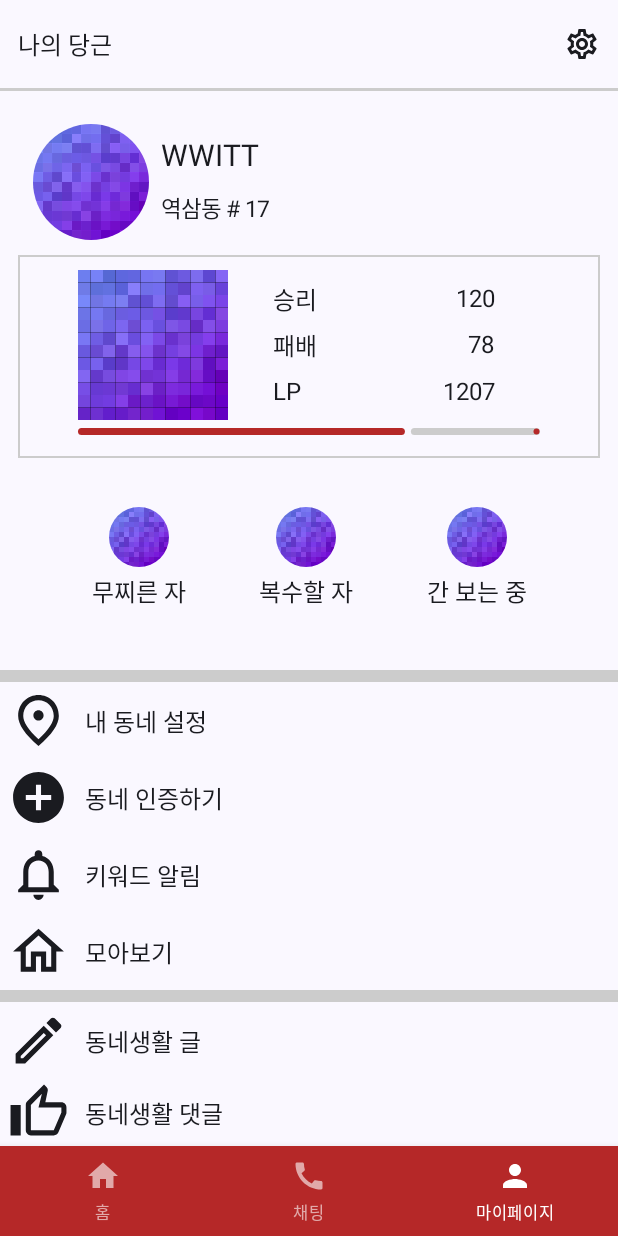
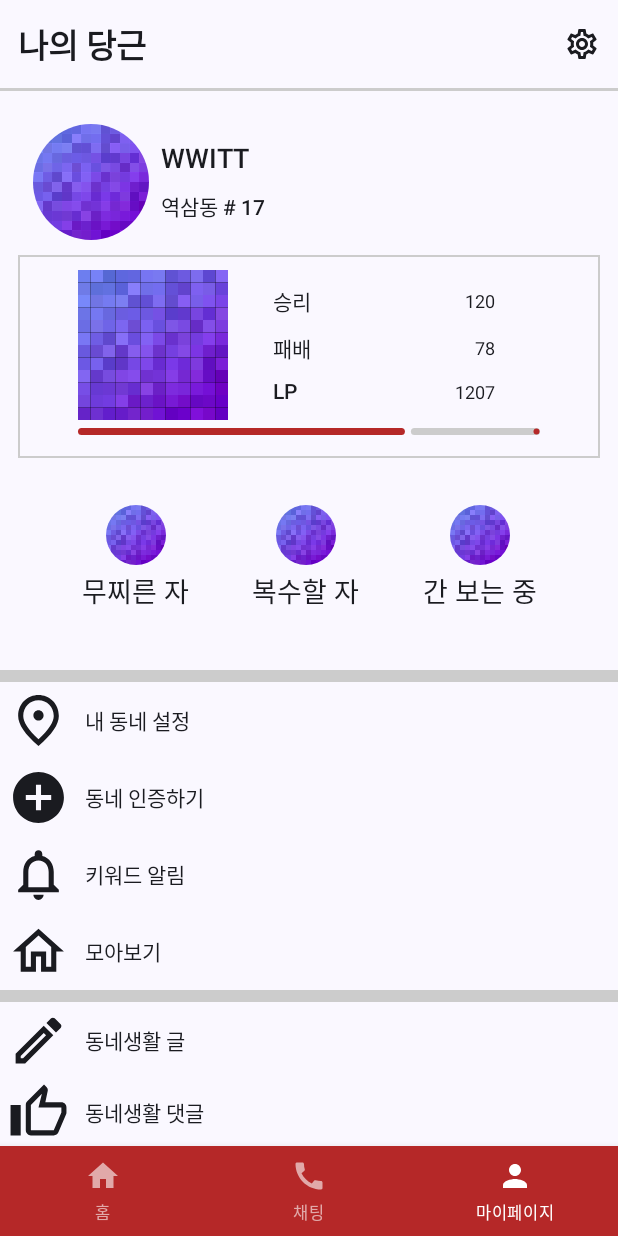
Before and after one commit to kyleidea1/AreYouHOT, an Android app built with Jetpack Compose: the MyPageActivity screen opened through its navigation route, on a phone screen of 412 x 824 dp. Run offline under Robolectric (Android 15) with nearby library versions, the phone set to English and light mode, and no system bars.

Commit message:
🛠️ font 사이즈 통합 사용

```diff
--- a/app/src/main/java/com/example/areyouhot/MyPageActivity.kt
+++ b/app/src/main/java/com/example/areyouhot/MyPageActivity.kt
@@ -38,6 +38,7 @@ import androidx.compose.ui.unit.sp
 import com.example.areyouhot.view.theme.Divider
 import com.example.areyouhot.view.theme.MainRed
 import com.example.areyouhot.view.theme.TopBar
+import com.example.areyouhot.view.theme.Typography
 
 @Composable
 fun MyPageActivity() {
@@ -122,9 +123,9 @@ private fun Profile(userImage: Int, userName: String, userInfo: String) {
             horizontalAlignment = Alignment.Start,
             verticalArrangement = Arrangement.Center
         ) {
-            Text(userName, modifier = Modifier.fillMaxWidth(), fontSize = 20.sp)
+            Text(userName, modifier = Modifier.fillMaxWidth(), style = Typography.titleMedium)
             Spacer(modifier = Modifier.padding(5.dp))
-            Text(userInfo, modifier = Modifier.fillMaxWidth(), fontSize = 15.sp)
+            Text(userInfo, modifier = Modifier.fillMaxWidth(), style = Typography.titleSmall)
         }
     }
 }
@@ -136,9 +137,9 @@ private fun TierItemValue(listName: String, listValue: Int) {
         verticalAlignment = Alignment.CenterVertically,
         horizontalArrangement = Arrangement.SpaceBetween
     ) {
-        Text(text = listName)
+        Text(text = listName, style = Typography.titleSmall)
         Spacer(modifier = Modifier.padding(2.dp))
-        Text(text = listValue.toString())
+        Text(text = listValue.toString(), style = Typography.bodySmall)
     }
 }
 
@@ -158,7 +159,7 @@ private fun NavigationIconColumn(text: String, drawable: Int) {
                 modifier = Modifier.fillMaxSize()
             )
         }
-        Text(text)
+        Text(text, style = Typography.titleMedium)
     }
 }
 
@@ -177,7 +178,7 @@ private fun NavigateIconRow(text: String, icon: ImageVector) {
                 .aspectRatio(1f)
                 .padding(5.dp)
         )
-        Text(text, modifier = Modifier.padding(5.dp))
+        Text(text, modifier = Modifier.padding(5.dp), style = Typography.titleSmall)
     }
 }
 
--- a/app/src/main/java/com/example/areyouhot/view/theme/Module.kt
+++ b/app/src/main/java/com/example/areyouhot/view/theme/Module.kt
@@ -76,7 +76,7 @@ fun TopBar(title: String, icon: ImageVector? = null) {
         verticalAlignment = Alignment.CenterVertically,
         horizontalArrangement = Arrangement.SpaceBetween
     ) {
-        Text(title)
+        Text(title, style = Typography.titleLarge)
         if (icon != null) {
             Icon(imageVector = icon, contentDescription = icon.name)
         }
```
Also changed, not shown: app/src/main/java/com/example/areyouhot/ChatActivity.kt (+5 -6 lines), app/src/main/java/com/example/areyouhot/ChatContentActivity.kt (+7 -6 lines).
